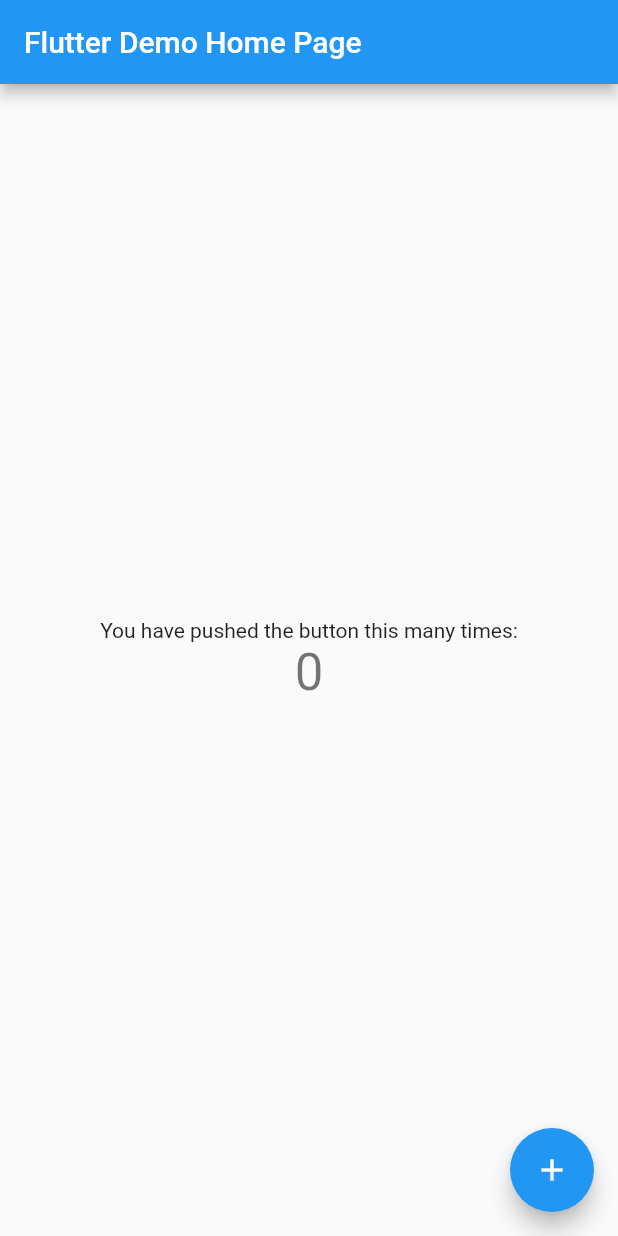
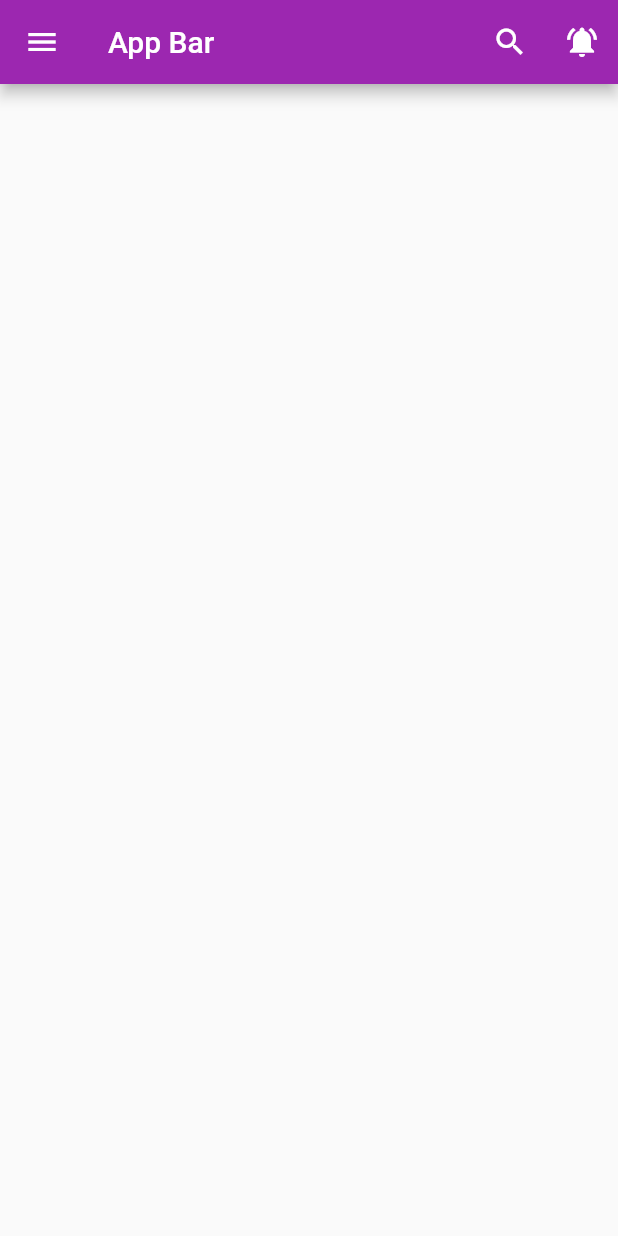
Before and after one commit to JaeMak23/flutter_learn_tips, a Flutter app: the screen it shows after launch, on a phone screen of 412 x 824 dp. Run offline on Flutter 3.47's test engine with Material 2 defaults, Android fonts, the light colour scheme and no system bars.

Commit message:
AppBar created.

```diff
--- a/flutter_appbar/lib/main.dart
+++ b/flutter_appbar/lib/main.dart
@@ -7,109 +7,35 @@
 class MyApp extends StatelessWidget {
   const MyApp({Key? key}) : super(key: key);
 
-  // This widget is the root of your application.
   @override
   Widget build(BuildContext context) {
-    return MaterialApp(
-      title: 'Flutter Demo',
-      theme: ThemeData(
-        // This is the theme of your application.
-        //
-        // Try running your application with "flutter run". You'll see the
-        // application has a blue toolbar. Then, without quitting the app, try
-        // changing the primarySwatch below to Colors.green and then invoke
-        // "hot reload" (press "r" in the console where you ran "flutter run",
-        // or simply save your changes to "hot reload" in a Flutter IDE).
-        // Notice that the counter didn't reset back to zero; the application
-        // is not restarted.
-        primarySwatch: Colors.blue,
-      ),
-      home: const MyHomePage(title: 'Flutter Demo Home Page'),
+    return const MaterialApp(
+      home: MainPage(),
     );
   }
 }
 
-class MyHomePage extends StatefulWidget {
-  const MyHomePage({Key? key, required this.title}) : super(key: key);
-
-  // This widget is the home page of your application. It is stateful, meaning
-  // that it has a State object (defined below) that contains fields that affect
-  // how it looks.
-
-  // This class is the configuration for the state. It holds the values (in this
-  // case the title) provided by the parent (in this case the App widget) and
-  // used by the build method of the State. Fields in a Widget subclass are
-  // always marked "final".
-
-  final String title;
+class MainPage extends StatelessWidget {
+  const MainPage({Key? key}) : super(key: key);
 
   @override
-  State<MyHomePage> createState() => _MyHomePageState();
+  Widget build(BuildContext context) => Scaffold(
+        appBar: AppBar(
+            backgroundColor: Colors.purple,
+            title: const Text('App Bar'),
+            leading: IconButton(
+              icon: const Icon(Icons.menu),
+              onPressed: () {},
+            ),
+            actions: [
+              IconButton(
+                icon: const Icon(Icons.search),
+                onPressed: () {},
+              ),
+              IconButton(
+                icon: const Icon(Icons.notifications_active),
+                onPressed: () {},
+              ),
+            ]),
+      );
 }
-
-class _MyHomePageState extends State<MyHomePage> {
-  int _counter = 0;
-
-  void _incrementCounter() {
-    setState(() {
-      // This call to setState tells the Flutter framework that something has
-      // changed in this State, which causes it to rerun the build method below
-      // so that the display can reflect the updated values. If we changed
-      // _counter without calling setState(), then the build method would not be
-      // called again, and so nothing would appear to happen.
-      _counter++;
-    });
-  }
-
-  @override
-  Widget build(BuildContext context) {
-    // This method is rerun every time setState is called, for instance as done
-    // by the _incrementCounter method above.
-    //
-    // The Flutter framework has been optimized to make rerunning build methods
-    // fast, so that you can just rebuild anything that needs updating rather
-    // than having to individually change instances of widgets.
-    return Scaffold(
-      appBar: AppBar(
-        // Here we take the value from the MyHomePage object that was created by
-        // the App.build method, and use it to set our appbar title.
-        title: Text(widget.title),
-      ),
-      body: Center(
-        // Center is a layout widget. It takes a single child and positions it
-        // in the middle of the parent.
-        child: Column(
-          // Column is also a layout widget. It takes a list of children and
-          // arranges them vertically. By default, it sizes itself to fit its
-          // children horizontally, and tries to be as tall as its parent.
-          //
-          // Invoke "debug painting" (press "p" in the console, choose the
-          // "Toggle Debug Paint" action from the Flutter Inspector in Android
-          // Studio, or the "Toggle Debug Paint" command in Visual Studio Code)
-          // to see the wireframe for each widget.
-          //
-          // Column has various properties to control how it sizes itself and
-          // how it positions its children. Here we use mainAxisAlignment to
-          // center the children vertically; the main axis here is the vertical
-          // axis because Columns are vertical (the cross axis would be
-          // horizontal).
-          mainAxisAlignment: MainAxisAlignment.center,
-          children: <Widget>[
-            const Text(
-              'You have pushed the button this many times:',
-            ),
-            Text(
-              '$_counter',
-              style: Theme.of(context).textTheme.headline4,
-            ),
-          ],
-        ),
-      ),
-      floatingActionButton: FloatingActionButton(
-        onPressed: _incrementCounter,
-        tooltip: 'Increment',
-        child: const Icon(Icons.add),
-      ), // This trailing comma makes auto-formatting nicer for build methods.
-    );
-  }
-}
```
